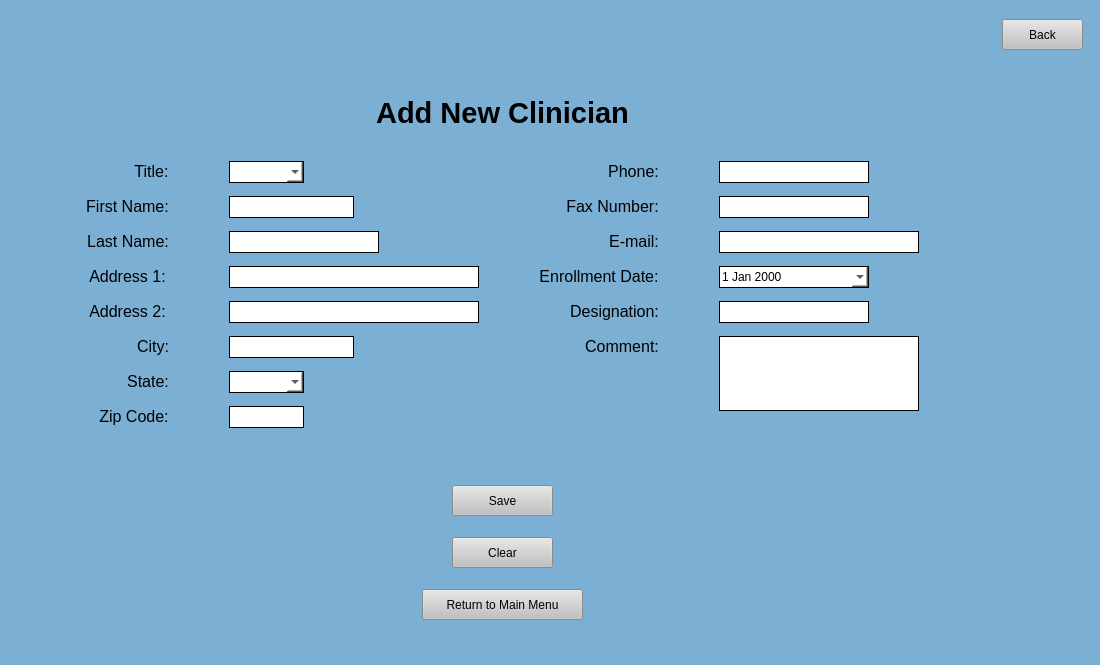
This is UI Screens/COMBdb_Add_New_Clinician.ui in Kasmanian/COMBDb-oldgen as Qt 5 draws it before an edit. The edited form follows.
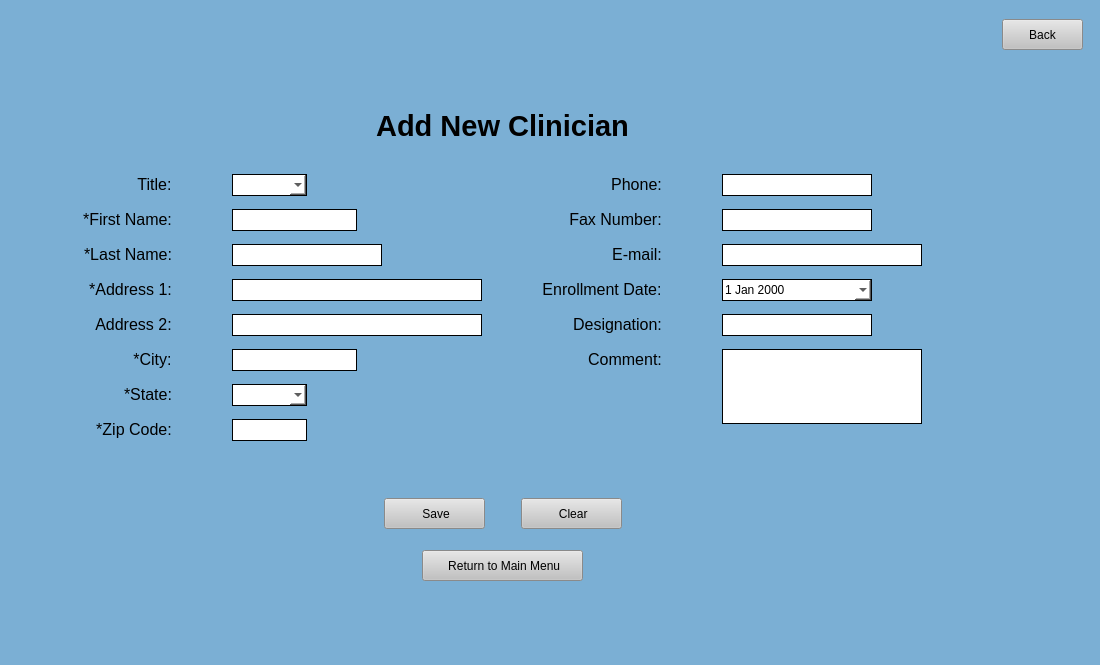
This is the edited form.

```diff
--- a/UI Screens/COMBdb_Add_New_Clinician.ui
+++ b/UI Screens/COMBdb_Add_New_Clinician.ui
@@ -174,7 +174,7 @@
           <item row="1" column="0" alignment="Qt::AlignRight">
            <widget class="QLabel" name="label_6">
             <property name="text">
-             <string>&lt;html&gt;&lt;head/&gt;&lt;body&gt;&lt;p align=&quot;center&quot;&gt;&lt;span style=&quot; font-size:12pt;&quot;&gt;First Name:&lt;/span&gt;&lt;/p&gt;&lt;/body&gt;&lt;/html&gt;</string>
+             <string>&lt;html&gt;&lt;head/&gt;&lt;body&gt;&lt;p align=&quot;center&quot;&gt;&lt;span style=&quot; font-size:12pt;&quot;&gt;*First Name:&lt;/span&gt;&lt;/p&gt;&lt;/body&gt;&lt;/html&gt;</string>
             </property>
             <property name="alignment">
              <set>Qt::AlignRight|Qt::AlignTrailing|Qt::AlignVCenter</set>
@@ -251,7 +251,7 @@
           <item row="2" column="0" alignment="Qt::AlignRight">
            <widget class="QLabel" name="label_43">
             <property name="text">
-             <string>&lt;html&gt;&lt;head/&gt;&lt;body&gt;&lt;p align=&quot;center&quot;&gt;&lt;span style=&quot; font-size:12pt;&quot;&gt;Last Name:&lt;/span&gt;&lt;/p&gt;&lt;/body&gt;&lt;/html&gt;</string>
+             <string>&lt;html&gt;&lt;head/&gt;&lt;body&gt;&lt;p align=&quot;center&quot;&gt;&lt;span style=&quot; font-size:12pt;&quot;&gt;*Last Name:&lt;/span&gt;&lt;/p&gt;&lt;/body&gt;&lt;/html&gt;</string>
             </property>
             <property name="alignment">
              <set>Qt::AlignRight|Qt::AlignTrailing|Qt::AlignVCenter</set>
@@ -312,7 +312,7 @@
             </property>
            </widget>
           </item>
-          <item row="4" column="0">
+          <item row="4" column="0" alignment="Qt::AlignRight">
            <widget class="QLabel" name="label_40">
             <property name="text">
              <string>&lt;html&gt;&lt;head/&gt;&lt;body&gt;&lt;p align=&quot;center&quot;&gt;&lt;span style=&quot; font-size:12pt;&quot;&gt;Address 2:&lt;/span&gt;&lt;/p&gt;&lt;/body&gt;&lt;/html&gt;</string>
@@ -322,10 +322,10 @@
             </property>
            </widget>
           </item>
-          <item row="3" column="0">
+          <item row="3" column="0" alignment="Qt::AlignRight">
            <widget class="QLabel" name="label_45">
             <property name="text">
-             <string>&lt;html&gt;&lt;head/&gt;&lt;body&gt;&lt;p align=&quot;center&quot;&gt;&lt;span style=&quot; font-size:12pt;&quot;&gt;Address 1:&lt;/span&gt;&lt;/p&gt;&lt;/body&gt;&lt;/html&gt;</string>
+             <string>&lt;html&gt;&lt;head/&gt;&lt;body&gt;&lt;p align=&quot;center&quot;&gt;&lt;span style=&quot; font-size:12pt;&quot;&gt;*Address 1:&lt;/span&gt;&lt;/p&gt;&lt;/body&gt;&lt;/html&gt;</string>
             </property>
             <property name="alignment">
              <set>Qt::AlignRight|Qt::AlignTrailing|Qt::AlignVCenter</set>
@@ -372,7 +372,7 @@
           <item row="6" column="0" alignment="Qt::AlignRight">
            <widget class="QLabel" name="label_49">
             <property name="text">
-             <string>&lt;html&gt;&lt;head/&gt;&lt;body&gt;&lt;p align=&quot;center&quot;&gt;&lt;span style=&quot; font-size:12pt;&quot;&gt;State:&lt;/span&gt;&lt;/p&gt;&lt;/body&gt;&lt;/html&gt;</string>
+             <string>&lt;html&gt;&lt;head/&gt;&lt;body&gt;&lt;p align=&quot;center&quot;&gt;&lt;span style=&quot; font-size:12pt;&quot;&gt;*State:&lt;/span&gt;&lt;/p&gt;&lt;/body&gt;&lt;/html&gt;</string>
             </property>
             <property name="alignment">
              <set>Qt::AlignRight|Qt::AlignTrailing|Qt::AlignVCenter</set>
@@ -409,7 +409,7 @@
           <item row="7" column="0" alignment="Qt::AlignRight">
            <widget class="QLabel" name="label_48">
             <property name="text">
-             <string>&lt;html&gt;&lt;head/&gt;&lt;body&gt;&lt;p align=&quot;center&quot;&gt;&lt;span style=&quot; font-size:12pt;&quot;&gt;Zip Code:&lt;/span&gt;&lt;/p&gt;&lt;/body&gt;&lt;/html&gt;</string>
+             <string>&lt;html&gt;&lt;head/&gt;&lt;body&gt;&lt;p align=&quot;center&quot;&gt;&lt;span style=&quot; font-size:12pt;&quot;&gt;*Zip Code:&lt;/span&gt;&lt;/p&gt;&lt;/body&gt;&lt;/html&gt;</string>
             </property>
             <property name="alignment">
              <set>Qt::AlignRight|Qt::AlignTrailing|Qt::AlignVCenter</set>
@@ -493,7 +493,7 @@
           <item row="5" column="0" alignment="Qt::AlignRight">
            <widget class="QLabel" name="label_47">
             <property name="text">
-             <string>&lt;html&gt;&lt;head/&gt;&lt;body&gt;&lt;p align=&quot;center&quot;&gt;&lt;span style=&quot; font-size:12pt;&quot;&gt;City:&lt;/span&gt;&lt;/p&gt;&lt;/body&gt;&lt;/html&gt;</string>
+             <string>&lt;html&gt;&lt;head/&gt;&lt;body&gt;&lt;p align=&quot;center&quot;&gt;&lt;span style=&quot; font-size:12pt;&quot;&gt;*City:&lt;/span&gt;&lt;/p&gt;&lt;/body&gt;&lt;/html&gt;</string>
             </property>
             <property name="alignment">
              <set>Qt::AlignRight|Qt::AlignTrailing|Qt::AlignVCenter</set>
@@ -1035,7 +1035,34 @@
         </property>
        </spacer>
       </item>
-      <item alignment="Qt::AlignHCenter">
+      <item>
+       <layout class="QHBoxLayout" name="horizontalLayout_2">
+        <property name="leftMargin">
+         <number>0</number>
+        </property>
+        <property name="topMargin">
+         <number>0</number>
+        </property>
+        <property name="rightMargin">
+         <number>0</number>
+        </property>
+        <property name="bottomMargin">
+         <number>0</number>
+        </property>
+        <item>
+         <spacer name="horizontalSpacer_2">
+          <property name="orientation">
+           <enum>Qt::Horizontal</enum>
+          </property>
+          <property name="sizeHint" stdset="0">
+           <size>
+            <width>40</width>
+            <height>20</height>
+           </size>
+          </property>
+         </spacer>
+        </item>
+        <item>
        <widget class="QPushButton" name="save">
         <property name="sizePolicy">
          <sizepolicy hsizetype="Fixed" vsizetype="Fixed">
@@ -1076,27 +1103,27 @@
 }</string>
         </property>
         <property name="text">
-         <string>Save</string>
+           <string> Save</string>
         </property>
        </widget>
       </item>
       <item>
-       <spacer name="verticalSpacer_5">
+         <spacer name="horizontalSpacer_7">
         <property name="orientation">
-         <enum>Qt::Vertical</enum>
+           <enum>Qt::Horizontal</enum>
         </property>
         <property name="sizeType">
-         <enum>QSizePolicy::Minimum</enum>
+           <enum>QSizePolicy::Fixed</enum>
         </property>
         <property name="sizeHint" stdset="0">
          <size>
-          <width>5</width>
-          <height>15</height>
+            <width>30</width>
+            <height>20</height>
          </size>
         </property>
        </spacer>
       </item>
-      <item alignment="Qt::AlignHCenter">
+        <item>
        <widget class="QPushButton" name="clear">
         <property name="sizePolicy">
          <sizepolicy hsizetype="Fixed" vsizetype="Fixed">
@@ -1137,9 +1164,24 @@
 }</string>
         </property>
         <property name="text">
-         <string>Clear</string>
-        </property>
-       </widget>
+           <string> Clear</string>
+          </property>
+         </widget>
+        </item>
+        <item>
+         <spacer name="horizontalSpacer_6">
+          <property name="orientation">
+           <enum>Qt::Horizontal</enum>
+          </property>
+          <property name="sizeHint" stdset="0">
+           <size>
+            <width>40</width>
+            <height>20</height>
+           </size>
+          </property>
+         </spacer>
+        </item>
+       </layout>
       </item>
       <item>
        <spacer name="verticalSpacer_3">
@@ -1188,7 +1230,7 @@
 }</string>
         </property>
         <property name="text">
-         <string>Return to Main Menu</string>
+         <string> Return to Main Menu</string>
         </property>
        </widget>
       </item>
```
Left out of the diff: 2 changed lines with no effect on the pictures. Lines whose indentation alone changed are shown as unchanged.
